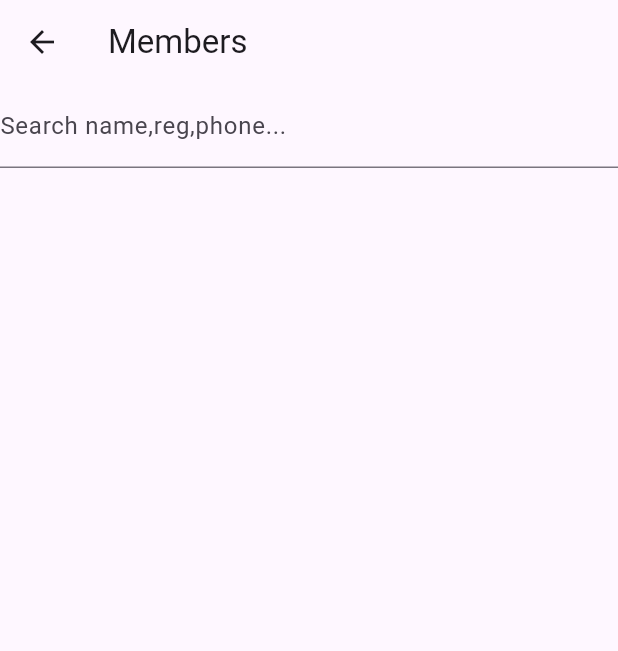
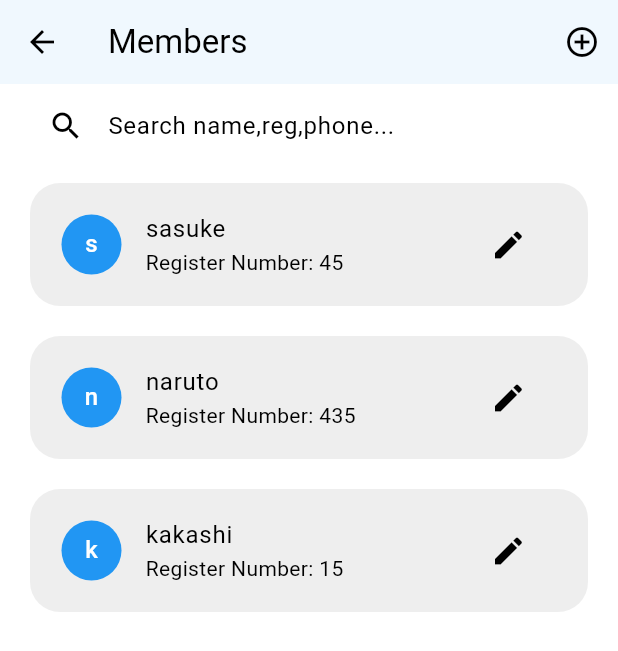
Before and after one commit to sundar-prakash/BuffedUp, a Flutter app: the memberscreen screen opened directly, on a phone screen of 412 x 824 dp. Shown: the top 651 px of the screen. Run offline on Flutter 3.47's test engine with Material 3 defaults, Android fonts, the light colour scheme and no system bars; our stand-ins replace firebase_auth, firebase_core; accounts and stored records are empty; project files that could hold a hidden picture were left out.

Commit message:
12122023

```diff
--- /dev/null
+++ b/lib/const/Captions.dart
@@ -0,0 +1,3 @@
+// ignore: file_names
+const String title = "Fitrack";
+const String description = "";
--- /dev/null
+++ b/lib/const/Colors.dart
@@ -0,0 +1,44 @@
+import 'package:flutter/material.dart';
+
+const Color primaryColor = Color(0xFFF07138);
+const Color secondaryColor = Color(0xffe16dbd);
+const Color accentColor = Color(0xFFFFC453);
+const Color backgroundColor = Color(0xFFFBFBFD);
+
+const Color textColorPrimary = Color(0xFF333333); // Dark Grey
+const Color textColorSecondary = Color.fromARGB(255, 37, 37, 37); // Medium Grey
+
+final ThemeData lightTheme = ThemeData(
+  brightness: Brightness.light,
+  fontFamily: "Roboto",
+  textTheme: const TextTheme(
+    displayLarge: TextStyle(
+      fontSize: 36.0,
+      fontWeight: FontWeight.bold,
+      color: textColorPrimary,
+    ),
+    displayMedium: TextStyle(
+      fontSize: 24.0,
+      fontWeight: FontWeight.bold,
+      color: textColorPrimary,
+    ),
+    displaySmall: TextStyle(
+      fontSize: 18.0,
+      fontWeight: FontWeight.bold,
+      color: textColorPrimary,
+    ),
+    bodyLarge: TextStyle(
+      fontSize: 16.0,
+      color: textColorSecondary,
+    ),
+    bodyMedium: TextStyle(
+      fontSize: 14.0,
+      color: textColorSecondary,
+    ),
+  ),
+  colorScheme: ColorScheme.fromSwatch()
+      .copyWith(primary: primaryColor)
+      .copyWith(secondary: secondaryColor)
+      .copyWith(tertiary: accentColor)
+      .copyWith(background: backgroundColor),
+);
--- a/lib/src/screens/auth/authscreen.dart
+++ b/lib/src/screens/auth/authscreen.dart
@@ -1,5 +1,5 @@
 import 'package:fitrack/src/services/authService.dart';
-import 'package:fitrack/src/widget/Text.dart';
+import 'package:fitrack/src/widget/text.dart';
 import 'package:flutter/material.dart';
 
 class auth extends StatefulWidget {
--- a/lib/src/screens/mainscreen.dart
+++ b/lib/src/screens/mainscreen.dart
@@ -1,6 +1,7 @@
 import 'package:firebase_auth/firebase_auth.dart';
 import 'package:fitrack/src/screens/auth/authscreen.dart';
 import 'package:fitrack/src/screens/home/homescreen.dart';
+import 'package:fitrack/src/screens/members/memberscreen.dart';
 import 'package:flutter/material.dart';
 
 class mainscreen extends StatefulWidget {
@@ -17,7 +18,7 @@ class _mainscreenState extends State<mainscreen> {
       stream: FirebaseAuth.instance.authStateChanges(),
       builder: (context, snapshot) {
         if (snapshot.hasData) {
-          return const homescreeen();
+          return const homescreen();
         } else {
           return const auth();
         }
--- a/lib/src/screens/members/memberscreen.dart
+++ b/lib/src/screens/members/memberscreen.dart
@@ -1,3 +1,8 @@
+// ignore_for_file: camel_case_types
+
+import 'package:fitrack/src/screens/members/newmemberscreen.dart';
+import 'package:fitrack/src/screens/members/viewmemberscreen.dart';
+import 'package:fitrack/src/widget/membertile.dart';
 import 'package:flutter/material.dart';
 
 class memberscreen extends StatefulWidget {
@@ -12,16 +17,31 @@ class _memberscreenState extends State<memberscreen> {
   Widget build(BuildContext context) {
     return Scaffold(
         appBar: AppBar(
-          title: Text("Members"),
+          elevation: 2,
+          title: const Text("Members"),
+          actions: [
+            IconButton(
+                onPressed: () => Navigator.push(context,
+                    MaterialPageRoute(builder: (context) => newmemberscreen())),
+                icon: const Icon(Icons.add_circle_outline))
+          ],
         ),
         body: Container(
+          margin: const EdgeInsets.symmetric(horizontal: 20),
           child: Column(
             children: [
-              TextField(
-                decoration:
-                    InputDecoration(label: Text("Search name,reg,phone...")),
+              const TextField(
+                decoration: InputDecoration(
+                    label: Text("Search name,reg,phone..."),
+                    prefixIcon: Icon(Icons.search)),
               ),
-              Column()
+              Column(
+                children: [
+                  membertile("sasuke", 45),
+                  membertile("naruto", 435),
+                  membertile("kakashi", 15),
+                ],
+              )
             ],
           ),
         ));
--- /dev/null
+++ b/lib/src/widget/membertile.dart
@@ -0,0 +1,32 @@
+import 'package:fitrack/src/screens/members/editmemberscreen.dart';
+import 'package:fitrack/src/screens/members/viewmemberscreen.dart';
+import 'package:flutter/material.dart';
+
+// ignore: must_be_immutable
+class membertile extends StatelessWidget {
+  String name;
+  String? avatar;
+  int reg;
+  membertile(this.name, this.reg, {this.avatar, super.key});
+
+  @override
+  Widget build(BuildContext context) {
+    return Container(
+      padding: EdgeInsets.all(5),
+      margin: EdgeInsets.symmetric(vertical: 10),
+      decoration: BoxDecoration(
+          color: Colors.grey[200], borderRadius: BorderRadius.circular(20)),
+      child: ListTile(
+        onTap: () => Navigator.push(context,
+            MaterialPageRoute(builder: (context) => viewmemberscreen(reg))),
+        leading: CircleAvatar(child: Text(name.substring(0, 1))),
+        title: Text(name),
+        subtitle: Text("Register Number: ${reg.toString()}"),
+        trailing: IconButton(
+            onPressed: () => Navigator.push(context,
+                MaterialPageRoute(builder: (context) => editmemberscreen(reg))),
+            icon: Icon(Icons.edit)),
+      ),
+    );
+  }
+}
```
Also changed, not shown: lib/main.dart (+4 -6 lines), lib/src/screens/home/homescreen.dart (+5 -3 lines), lib/src/screens/members/editmemberscreen.dart (added, +15 -0 lines), lib/src/screens/members/newmemberscreen.dart (added, +25 -0 lines), lib/src/screens/members/viewmemberscreen.dart (added, +15 -0 lines), lib/src/widget/homeprofile.dart (+7 -2 lines), lib/src/widget/pagemenu.dart (+47 -7 lines), pubspec.yaml (+10 -15 lines), asset/fonts/san/SFNSText-Bold.otf (added), asset/fonts/san/SFNSText-BoldItalic.otf (added), asset/fonts/san/SFNSText-Light.otf (added), asset/fonts/san/SFNSText-LightItalic.otf (added), asset/fonts/san/SFNSText-Regular.otf (added), asset/fonts/san/SFNSText-RegularItalic.otf (added).
